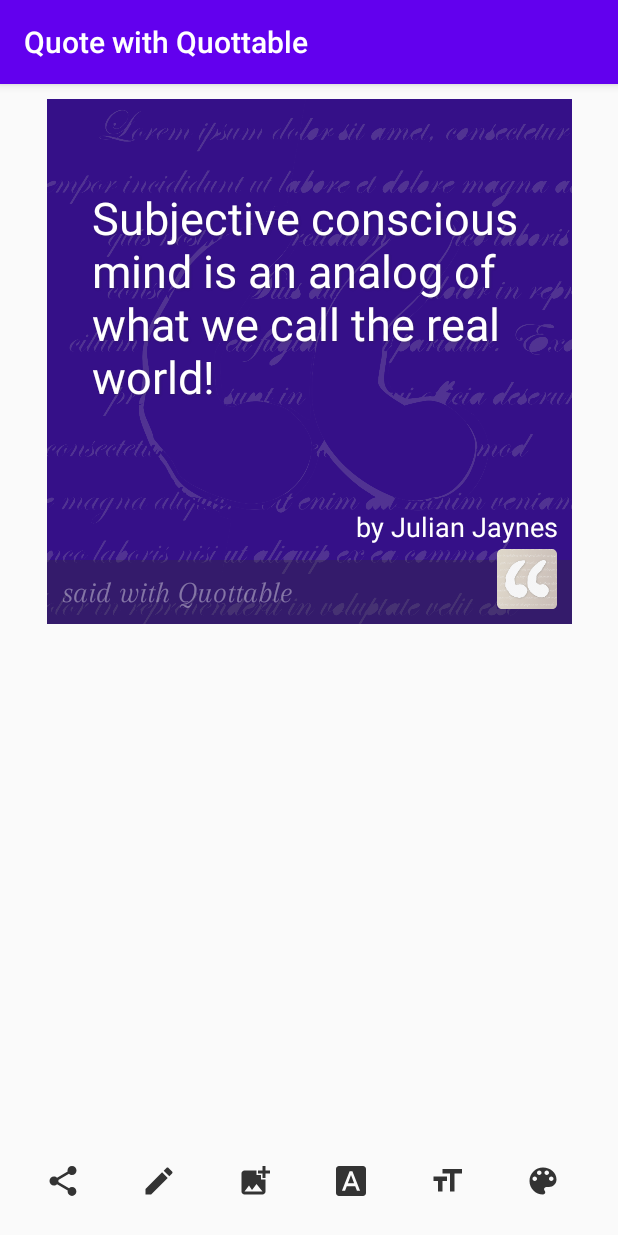
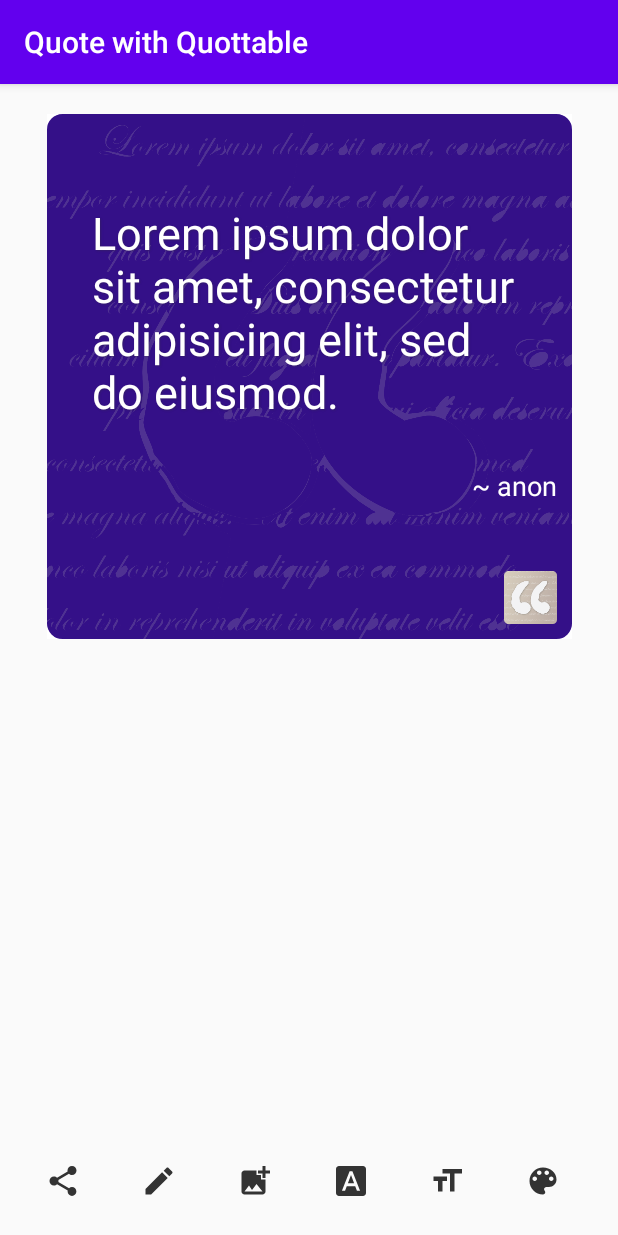
Before and after one commit to jessejohnson/quottable, an Android app: the screen it shows after launch (QuoteActivity), on a phone screen of 412 x 824 dp. Run offline under Robolectric (Android 15) with nearby library versions, the phone set to English and light mode, and no system bars.

Commit message:
Redesign quote

```diff
--- a/app/src/main/java/com/jessejojojohnson/quottable/MainActivity.kt
+++ b/app/src/main/java/com/jessejojojohnson/quottable/MainActivity.kt
@@ -4,6 +4,9 @@ import android.content.Intent
 import android.os.Bundle
 import androidx.appcompat.app.AppCompatActivity
 
+/*
+* We'll leave MainActivity open for future modification
+* and have the app proper in QuoteActivity*/
 class MainActivity : AppCompatActivity() {
 
     override fun onCreate(savedInstanceState: Bundle?) {
--- a/app/src/main/res/layout/activity_quote.xml
+++ b/app/src/main/res/layout/activity_quote.xml
@@ -11,24 +11,25 @@
         android:layout_width="@dimen/pictureSide"
         android:layout_height="@dimen/pictureSide"
         android:layout_gravity="center|top"
-        android:layout_margin="@dimen/marginSmall"
+        android:layout_marginTop="@dimen/marginLarge"
         android:background="@color/white"
         app:layout_constraintTop_toTopOf="parent"
         app:layout_constraintStart_toStartOf="parent"
         app:layout_constraintEnd_toEndOf="parent">
-        <ImageView
+        <com.google.android.material.imageview.ShapeableImageView
             android:id="@+id/ivBackground"
             android:layout_width="match_parent"
             android:layout_height="match_parent"
             android:adjustViewBounds="true"
             android:scaleType="centerCrop"
             android:src="@color/colorPrimaryDark"
+            app:shapeAppearanceOverlay="@style/RoundedShapeAppearanceOverlay"
             app:layout_constraintTop_toTopOf="parent"
             app:layout_constraintBottom_toBottomOf="parent"
             app:layout_constraintEnd_toEndOf="parent"
             app:layout_constraintStart_toStartOf="parent"
             android:contentDescription="@string/quote_content_description" />
-        <ImageView
+        <com.google.android.material.imageview.ShapeableImageView
             android:id="@+id/ivPatternOverlay"
             android:layout_width="match_parent"
             android:layout_height="match_parent"
@@ -37,18 +38,20 @@
             android:tintMode="src_in"
             android:adjustViewBounds="true"
             android:scaleType="centerCrop"
+            app:shapeAppearanceOverlay="@style/RoundedShapeAppearanceOverlay"
             app:layout_constraintTop_toTopOf="parent"
             app:layout_constraintBottom_toBottomOf="parent"
             app:layout_constraintEnd_toEndOf="parent"
             app:layout_constraintStart_toStartOf="parent"
             android:contentDescription="@string/quote_content_description" />
-        <ImageView
+        <com.google.android.material.imageview.ShapeableImageView
             android:id="@+id/ivImageMask"
             android:layout_width="match_parent"
             android:layout_height="match_parent"
             android:src="@color/blackTint"
             android:adjustViewBounds="true"
             android:scaleType="centerCrop"
+            app:shapeAppearanceOverlay="@style/RoundedShapeAppearanceOverlay"
             app:layout_constraintTop_toTopOf="parent"
             app:layout_constraintBottom_toBottomOf="parent"
             app:layout_constraintEnd_toEndOf="parent"
@@ -83,9 +86,8 @@
             android:text="@string/watermark_text"
             android:textColor="@color/watermarkTint"
             android:textSize="20sp"
-            android:background="@color/blackTint"
             android:padding="@dimen/marginSmall"
-            android:visibility="visible"
+            android:visibility="gone"
             app:layout_constraintEnd_toStartOf="@id/ivWatermark"
             app:layout_constraintBottom_toBottomOf="@id/ivBackground"/>
         <EditText
@@ -98,15 +100,14 @@
             android:enabled="false"
             android:textAlignment="viewEnd"
             android:gravity="end"
-            android:layout_margin="@dimen/marginSmall"
-            app:layout_constraintBottom_toTopOf="@id/tvWatermark"
+            android:layout_marginEnd="@dimen/marginSmall"
+            app:layout_constraintTop_toBottomOf="@id/etQuote"
             app:layout_constraintEnd_toEndOf="parent"/>
         <ImageView
             android:id="@+id/ivWatermark"
-            android:layout_width="60dp"
-            android:layout_height="60dp"
+            android:layout_width="55dp"
+            android:layout_height="55dp"
             android:src="@mipmap/ic_launcher_round"
-            android:tint="@color/whiteTint"
             android:padding="@dimen/marginSmall"
             app:layout_constraintEnd_toEndOf="@id/ivBackground"
             app:layout_constraintBottom_toBottomOf="@id/ivBackground"/>
--- a/app/src/main/res/values/strings.xml
+++ b/app/src/main/res/values/strings.xml
@@ -1,6 +1,7 @@
 <resources>
     <string name="app_name">Quottable</string>
-    <string name="default_quote">Subjective conscious mind is an analog of what we call the real world!</string>
+    <string name="default_quote">Lorem ipsum dolor sit amet, consectetur adipisicing elit, sed do eiusmod.</string>
+    <string name="default_attribution">~ anon</string>
     <string name="title_quote_activity">Quote with Quottable</string>
     <string name="share_tooltip">Share Quote</string>
     <string name="edit_tooltip">Toggle Edit</string>
@@ -10,6 +11,5 @@
     <string name="backgrounds_tooltip">Cycle Backgrounds</string>
     <string name="size_tooltip">Cycle Font Sizes</string>
     <string name="watermark_text">said with Quottable</string>
-    <string name="default_attribution">by Julian Jaynes</string>
     <string name="add_image_tooltip">Add image</string>
 </resources>
--- a/app/src/main/res/values/styles.xml
+++ b/app/src/main/res/values/styles.xml
@@ -8,6 +8,6 @@
         <item name="colorAccent">@color/colorAccent</item>
     </style>
     <style name="RoundedShapeAppearanceOverlay" parent="">
-        <item name="cornerSize">5%</item>
+        <item name="cornerSize">3%</item>
     </style>
 </resources>
```
